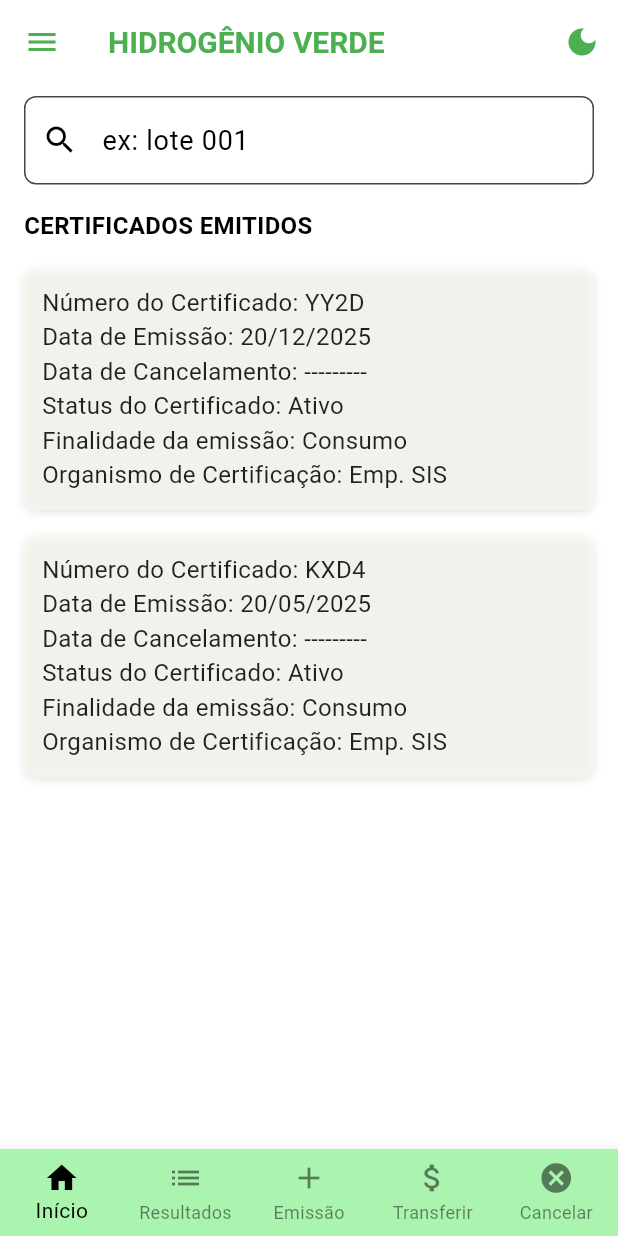
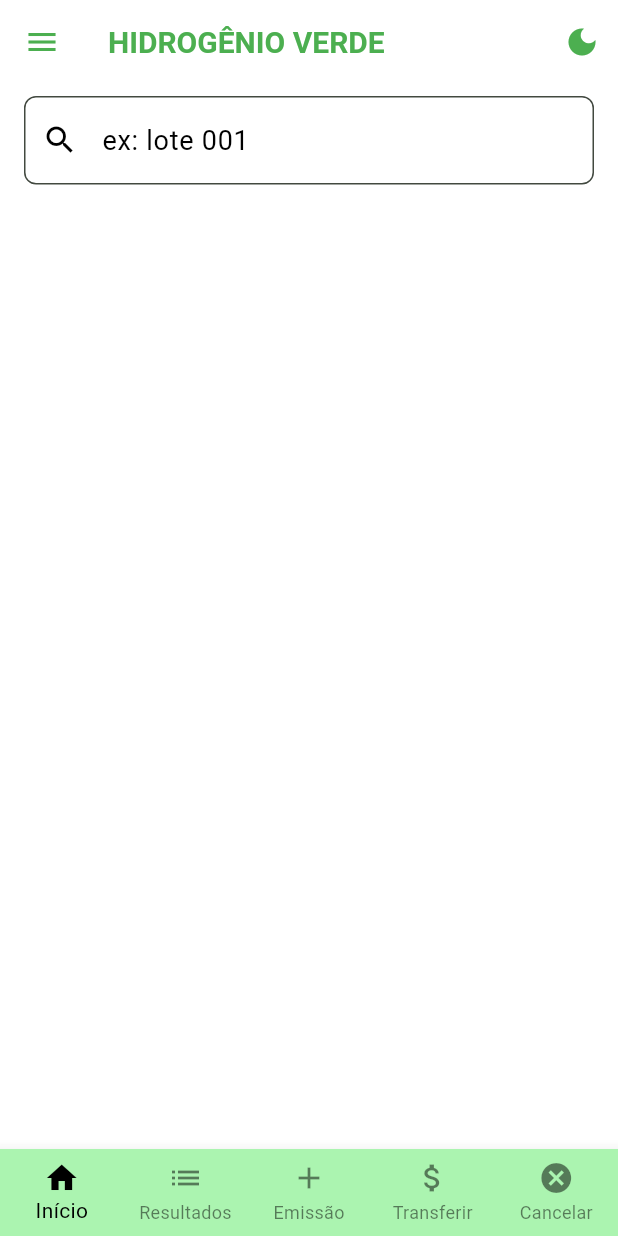
Before and after one commit to R-Kaio/hidrogenio_verde_app, a Flutter app: the screen it shows after launch, on a phone screen of 412 x 824 dp. Run offline on Flutter 3.47's test engine with Material 3 defaults, Android fonts, the phone set to English and light mode, and no system bars.

Commit message:
Primeiro commit no novo notebook

```diff
--- a/lib/home_screen.dart
+++ b/lib/home_screen.dart
@@ -4,7 +4,6 @@ import 'screens/resultados_screen.dart';
 import 'screens/emissao_certificado.dart';
 import 'screens/transferencia_screen.dart';
 import 'screens/cancelamento_screen.dart';
-import 'screens/certificados_screen.dart';
 
 class HomeScreen extends StatefulWidget {
   final VoidCallback onToggleTheme;
@@ -139,14 +138,8 @@ class _HomeScreenState extends State<HomeScreen> {
   }
 
   Widget _buildBody(ThemeData theme) {
-    return SingleChildScrollView(
-      child: Padding(
-        padding: const EdgeInsets.symmetric(vertical: 8.0),
-        child: Column(
-          crossAxisAlignment: CrossAxisAlignment.start,
-          children: [
-            Padding(
-              padding: const EdgeInsets.symmetric(horizontal: 16.0),
+    return Padding(
+      padding: const EdgeInsets.symmetric(horizontal: 16.0, vertical: 8.0),
       child: TextField(
         cursorColor: theme.textTheme.bodyLarge?.color,
         style: TextStyle(color: theme.textTheme.bodyLarge?.color),
@@ -155,103 +148,12 @@ class _HomeScreenState extends State<HomeScreen> {
           hintStyle: TextStyle(color: theme.textTheme.bodyLarge?.color),
           filled: true,
           fillColor: theme.inputDecorationTheme.fillColor,
-                  prefixIcon: Icon(Icons.search,
-                      color: theme.textTheme.bodyLarge?.color),
+          prefixIcon:
+              Icon(Icons.search, color: theme.textTheme.bodyLarge?.color),
           border: OutlineInputBorder(
             borderRadius: BorderRadius.circular(8),
           ),
           focusedBorder: theme.inputDecorationTheme.focusedBorder,
-                ),
-              ),
-            ),
-            const SizedBox(height: 16.0),
-            Padding(
-              padding: const EdgeInsets.symmetric(horizontal: 16.0),
-              child: Text(
-                'CERTIFICADOS EMITIDOS',
-                style: TextStyle(
-                  fontWeight: FontWeight.bold,
-                  fontSize: 16.0,
-                  color: theme.textTheme.bodyLarge?.color,
-                ),
-              ),
-            ),
-            const SizedBox(height: 8.0),
-            _buildCertificateCard(
-              theme,
-              certificateNumber: 'YY2D',
-              issueDate: '20/12/2025',
-              cancelDate: '---------',
-              status: 'Ativo',
-              purpose: 'Consumo',
-              certifyingBody: 'Emp. SIS',
-            ),
-            _buildCertificateCard(
-              theme,
-              certificateNumber: 'KXD4',
-              issueDate: '20/05/2025',
-              cancelDate: '---------',
-              status: 'Ativo',
-              purpose: 'Consumo',
-              certifyingBody: 'Emp. SIS',
-            ),
-          ],
-        ),
-      ),
-    );
-  }
-
-  Widget _buildCertificateCard(
-    ThemeData theme, {
-    required String certificateNumber,
-    required String issueDate,
-    required String cancelDate,
-    required String status,
-    required String purpose,
-    required String certifyingBody,
-  }) {
-    return GestureDetector(
-      onTap: () {
-        Navigator.push(
-          context,
-          MaterialPageRoute(
-            builder: (context) => CertificadosScreen(
-              certificateNumber: certificateNumber,
-              device: 'Dispositivo XYZ', // Altere conforme necessário
-              capacity: '10kW', // Altere conforme necessário
-              emissions: '20gCO2/kWh', // Altere conforme necessário
-              lotNumber: 'Lote 123', // Altere conforme necessário
-              quantity: '100 unidades', // Altere conforme necessário
-              documentName: 'Certificado.pdf', // Altere conforme necessário
-            ),
-          ),
-        );
-      },
-      child: Container(
-        width: double.infinity,
-        margin: const EdgeInsets.symmetric(vertical: 8.0, horizontal: 16.0),
-        padding: const EdgeInsets.all(12.0),
-        decoration: BoxDecoration(
-          color: theme.cardColor.withAlpha(153),
-          borderRadius: BorderRadius.circular(8.0),
-          boxShadow: [
-            BoxShadow(
-              color: Colors.black.withAlpha(25),
-              blurRadius: 4.0,
-              offset: const Offset(0, 2),
-            ),
-          ],
-        ),
-        child: Column(
-          crossAxisAlignment: CrossAxisAlignment.start,
-          children: [
-            Text('Número do Certificado: $certificateNumber'),
-            Text('Data de Emissão: $issueDate'),
-            Text('Data de Cancelamento: $cancelDate'),
-            Text('Status do Certificado: $status'),
-            Text('Finalidade da emissão: $purpose'),
-            Text('Organismo de Certificação: $certifyingBody'),
-          ],
         ),
       ),
     );
--- a/lib/theme/app_theme.dart
+++ b/lib/theme/app_theme.dart
@@ -1,125 +1,153 @@
 import 'package:flutter/material.dart';
 
 class AppTheme {
-  static final lightTheme = _buildTheme(Brightness.light);
-  static final darkTheme = _buildTheme(Brightness.dark);
-
-  // Função para evitar repetição de lógica
-  static ThemeData _buildTheme(Brightness brightness) {
-    final isLight = brightness == Brightness.light;
-
-    return ThemeData(
-      useMaterial3: true,
-      fontFamily: 'Roboto',
-      colorScheme: _buildColorScheme(brightness),
-      appBarTheme: _buildAppBarTheme(isLight),
-      textTheme: _buildTextTheme(isLight),
-      elevatedButtonTheme: _buildElevatedButtonTheme(isLight),
-      primaryColor: Colors.green,
-      inputDecorationTheme: _buildInputDecorationTheme(isLight),
-      bottomNavigationBarTheme: _buildBottomNavigationBarTheme(isLight),
-      scaffoldBackgroundColor: isLight ? Colors.white : const Color(0xFF2E3440),
-    );
-  }
-
-  // ColorScheme
-  static ColorScheme _buildColorScheme(Brightness brightness) {
-    return ColorScheme.fromSeed(
+  static final ThemeData lightTheme = ThemeData(
+    useMaterial3: true,
+    fontFamily: 'Roboto',
+    colorScheme: ColorScheme.fromSeed(
       seedColor: Colors.green,
-      brightness: brightness,
-    );
-  }
-
-  // AppBarTheme
-  static AppBarTheme _buildAppBarTheme(bool isLight) {
-    return AppBarTheme(
+      brightness: Brightness.light,
+    ),
+    appBarTheme: const AppBarTheme(
+      backgroundColor: Color(0xfffafcfb),
       titleTextStyle: TextStyle(
         fontFamily: 'Roboto',
-        color: isLight ? Colors.green : const Color(0xFFD5FFC2),
+        color: Colors.green,
         fontWeight: FontWeight.bold,
         fontSize: 20,
       ),
       iconTheme: IconThemeData(
-        color: isLight ? Colors.green : const Color(0xFFD5FFC2),
+        color: Colors.green,
       ),
-    );
-  }
-
-  // TextTheme
-  static TextTheme _buildTextTheme(bool isLight) {
-    return TextTheme(
+    ),
+    textTheme: const TextTheme(
       bodyMedium: TextStyle(
         fontFamily: 'Roboto',
         fontSize: 16,
-        color: isLight
-            ? Colors.black87
-            : Colors.white.withAlpha(178), // 70% opacidade
+        color: Colors.black87,
       ),
       bodyLarge: TextStyle(
         fontFamily: 'Roboto',
         fontSize: 18,
-        color: isLight ? Colors.black : Colors.white,
+        color: Colors.black,
       ),
       titleLarge: TextStyle(
         fontFamily: 'Roboto',
         fontWeight: FontWeight.bold,
         fontSize: 24,
-        color: isLight ? Colors.black : Colors.white,
+        color: Colors.black,
       ),
-    );
-  }
-
-  // ElevatedButtonTheme
-  static ElevatedButtonThemeData _buildElevatedButtonTheme(bool isLight) {
-    return ElevatedButtonThemeData(
+    ),
+    elevatedButtonTheme: ElevatedButtonThemeData(
       style: ButtonStyle(
-        backgroundColor: WidgetStateProperty.resolveWith((states) {
-          return isLight
-              ? const Color(0xFFABF4B0) // Fundo para modo claro
-              : const Color(0xFFD5FFC2); // Fundo para modo escuro
-        }),
-        foregroundColor: WidgetStateProperty.resolveWith((states) {
-          return Colors.black
-              .withAlpha(178); // Texto preto no modo claro e escuro
-        }),
-        textStyle: WidgetStateProperty.all(
+        backgroundColor: MaterialStateProperty.all(const Color(0xFFABF4B0)),
+        foregroundColor: MaterialStateProperty.all(
+          Colors.black.withAlpha(178),
+        ),
+        textStyle: MaterialStateProperty.all(
           const TextStyle(
             fontFamily: 'Roboto',
             fontWeight: FontWeight.bold,
             fontSize: 16,
           ),
         ),
-        shape: WidgetStateProperty.all(
+        shape: MaterialStateProperty.all(
           RoundedRectangleBorder(
-            borderRadius: BorderRadius.circular(8), // Bordas arredondadas
+            borderRadius: BorderRadius.circular(8),
           ),
         ),
-        minimumSize: WidgetStateProperty.all(
-          const Size(double.infinity, 50), // Largura e altura padrão
+        minimumSize: MaterialStateProperty.all(
+          const Size(double.infinity, 50),
         ),
       ),
-    );
-  }
-
-  // InputDecorationTheme
-  static InputDecorationTheme _buildInputDecorationTheme(bool isLight) {
-    return InputDecorationTheme(
-      fillColor:
-          isLight ? Colors.white : Colors.black.withAlpha(13), // 5% opacidade
+    ),
+    primaryColor: Colors.green,
+    inputDecorationTheme: const InputDecorationTheme(
+      fillColor: Colors.white,
       focusedBorder: OutlineInputBorder(
         borderSide: BorderSide(color: Colors.green, width: 2),
       ),
-    );
-  }
-
-  // BottomNavigationBarTheme
-  static BottomNavigationBarThemeData _buildBottomNavigationBarTheme(
-      bool isLight) {
-    return BottomNavigationBarThemeData(
+    ),
+    bottomNavigationBarTheme: BottomNavigationBarThemeData(
       selectedItemColor: Colors.black,
       unselectedItemColor: Colors.black.withAlpha(128),
-      backgroundColor:
-          isLight ? const Color(0xFFABF4B0) : const Color(0xFFD5FFC2),
-    );
-  }
+      backgroundColor: const Color(0xFFABF4B0),
+    ),
+    scaffoldBackgroundColor: Colors.white,
+  );
+
+  static final ThemeData darkTheme = ThemeData(
+    useMaterial3: true,
+    fontFamily: 'Roboto',
+    colorScheme: ColorScheme.fromSeed(
+      seedColor: Colors.green,
+      brightness: Brightness.dark,
+    ),
+    appBarTheme: const AppBarTheme(
+      backgroundColor: Color(0xFF2E3440),
+      titleTextStyle: TextStyle(
+        fontFamily: 'Roboto',
+        color: Color(0xFFD5FFC2),
+        fontWeight: FontWeight.bold,
+        fontSize: 20,
+      ),
+      iconTheme: IconThemeData(
+        color: Color(0xFFD5FFC2),
+      ),
+    ),
+    textTheme: const TextTheme(
+      bodyMedium: TextStyle(
+        fontFamily: 'Roboto',
+        fontSize: 16,
+        color: Colors.white70,
+      ),
+      bodyLarge: TextStyle(
+        fontFamily: 'Roboto',
+        fontSize: 18,
+        color: Colors.white,
+      ),
+      titleLarge: TextStyle(
+        fontFamily: 'Roboto',
+        fontWeight: FontWeight.bold,
+        fontSize: 24,
+        color: Colors.white,
+      ),
+    ),
+    elevatedButtonTheme: ElevatedButtonThemeData(
+      style: ButtonStyle(
+        backgroundColor: MaterialStateProperty.all(const Color(0xFFD5FFC2)),
+        foregroundColor: MaterialStateProperty.all(
+          Colors.black.withAlpha(178),
+        ),
+        textStyle: MaterialStateProperty.all(
+          const TextStyle(
+            fontFamily: 'Roboto',
+            fontWeight: FontWeight.bold,
+            fontSize: 16,
+          ),
+        ),
+        shape: MaterialStateProperty.all(
+          RoundedRectangleBorder(
+            borderRadius: BorderRadius.circular(8),
+          ),
+        ),
+        minimumSize: MaterialStateProperty.all(
+          const Size(double.infinity, 50),
+        ),
+      ),
+    ),
+    primaryColor: Colors.green,
+    inputDecorationTheme: const InputDecorationTheme(
+      fillColor: Colors.black12,
+      focusedBorder: OutlineInputBorder(
+        borderSide: BorderSide(color: Colors.green, width: 2),
+      ),
+    ),
+    bottomNavigationBarTheme: BottomNavigationBarThemeData(
+      selectedItemColor: Colors.white,
+      unselectedItemColor: Colors.white54,
+      backgroundColor: const Color(0xFFD5FFC2),
+    ),
+    scaffoldBackgroundColor: const Color(0xFF2E3440),
+  );
 }
```
Lines whose indentation alone changed are shown as unchanged.
